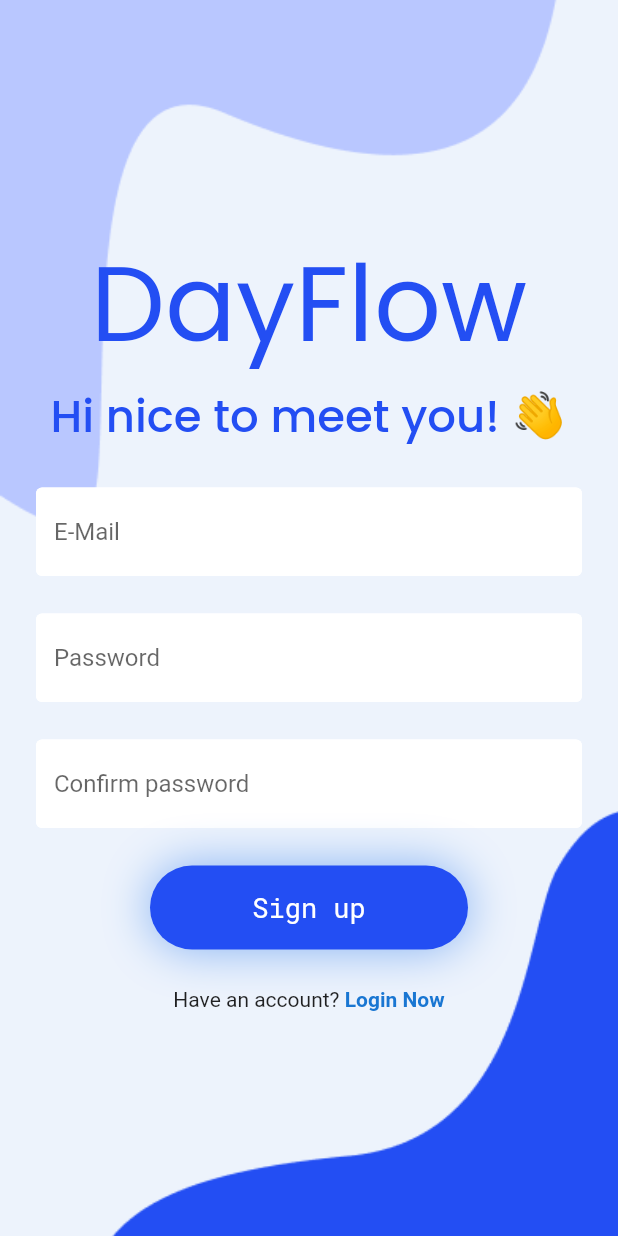
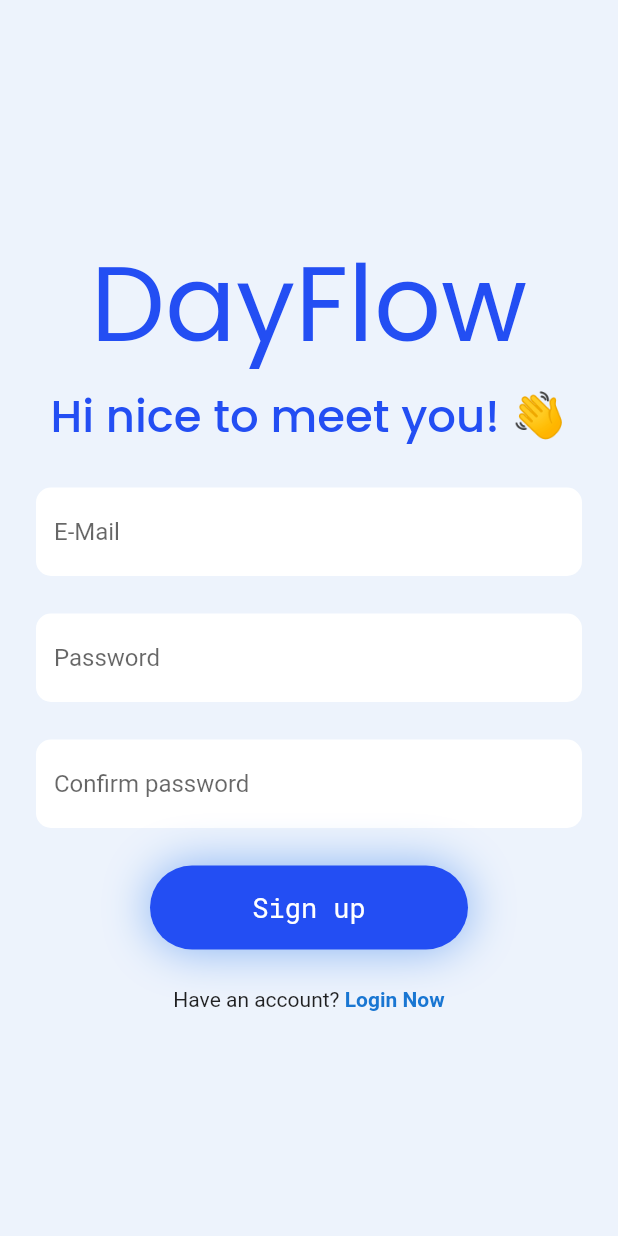
Before and after one commit to MuhammadMannan/DayFlow, a Flutter app: the screen it shows once a user with an empty profile is signed in, after a tap on the "logout" icon, after a tap on "Register Now", on a phone screen of 412 x 824 dp. Run offline on Flutter 3.47's test engine with Material 2 defaults, Android fonts, the phone set to English and light mode, and no system bars; our stand-ins replace firebase_auth, firebase_core, google_fonts; accounts and stored records are empty; network calls fail.

Commit message:
updated icon and reworked ui changes

```diff
--- a/lib/components/my_text_field.dart
+++ b/lib/components/my_text_field.dart
@@ -26,10 +26,12 @@ class MyTextField extends StatelessWidget {
             filled: true,
             hintText: hintText,
             enabledBorder: OutlineInputBorder(
-              borderSide: BorderSide(color: Colors.white),
+              borderSide: BorderSide(color: Colors.transparent),
+              borderRadius: BorderRadius.circular(10),
             ),
             focusedBorder: OutlineInputBorder(
-              borderSide: BorderSide(color: Colors.blue),
+              borderSide: BorderSide(color: Colors.blue.shade100),
+              borderRadius: BorderRadius.circular(10),
             ),
           ),
         ),
--- a/lib/pages/home.dart
+++ b/lib/pages/home.dart
@@ -33,10 +33,12 @@ class HomePage extends StatelessWidget {
     return Scaffold(
       backgroundColor: Color(0xFFEDF3FC),
       appBar: AppBar(
-        title: const Text(
+        title: Text(
           'DayFlow',
-          style: TextStyle(
-            color: Color(0xFF234EF3),
+          style: GoogleFonts.robotoMono(
+            textStyle: TextStyle(
+              color: Color(0xFF234EF3),
+            ),
           ),
         ),
         elevation: 0,
@@ -76,7 +78,7 @@ class HomePage extends StatelessWidget {
                 padding: const EdgeInsets.only(left: 34.0, top: 20),
                 child: Text(
                   'Welcome back!',
-                  style: GoogleFonts.poppins(
+                  style: GoogleFonts.robotoMono(
                       fontSize: 30, fontWeight: FontWeight.w600),
                 ),
               ),
@@ -84,34 +86,24 @@ class HomePage extends StatelessWidget {
               Padding(
                 padding: const EdgeInsets.only(left: 34.0, top: 20),
                 child: Text(
-                  'Your Streak',
-                  style: GoogleFonts.montserrat(
-                      fontSize: 14, fontWeight: FontWeight.w500),
+                  'Your Tasks For Today',
+                  style: GoogleFonts.robotoMono(
+                      fontSize: 20, fontWeight: FontWeight.w600),
                 ),
               ),
-              //streaks will go in here
-              Padding(
-                padding: const EdgeInsets.only(left: 34.0, top: 20),
-                child: Container(
-                  decoration: BoxDecoration(
-                    borderRadius: BorderRadius.circular(10),
-                    color: Colors.white,
-                  ),
-                  child: SizedBox(
-                    width: 300,
-                    height: 100,
-                  ),
-                ),
-              ),
-              //option to create a new entry
+
+              //add tasks here
+
               Padding(
                 padding: const EdgeInsets.only(left: 34.0, top: 20),
                 child: Text(
-                  'Your Days',
-                  style: GoogleFonts.montserrat(
-                      fontSize: 14, fontWeight: FontWeight.w500),
+                  'Previous Entries',
+                  style: GoogleFonts.robotoMono(
+                      fontSize: 20, fontWeight: FontWeight.w600),
                 ),
               ),
+
+              //adding entry
             ],
           ),
         ),
@@ -122,7 +114,6 @@ class HomePage extends StatelessWidget {
             context,
             MaterialPageRoute(builder: (context) => createEntry()),
           );
-          // Handle floating action button tap
         },
         child: Icon(Icons.add),
         backgroundColor: Colors.white,
--- a/lib/pages/register.dart
+++ b/lib/pages/register.dart
@@ -68,15 +68,8 @@ class _registerPageState extends State<registerPage> {
 
   @override
   Widget build(BuildContext context) {
-    return Container(
-      decoration: BoxDecoration(
-        image: DecorationImage(
-          image: AssetImage("assets/Group2.png"),
-          fit: BoxFit.cover,
-        ),
-      ),
-      child: Scaffold(
-        backgroundColor: Colors.transparent,
+    return Scaffold(
+      backgroundColor: Color(0xFFEDF3FC),
       body: SafeArea(
         child: Center(
           child: SingleChildScrollView(
@@ -170,7 +163,6 @@ class _registerPageState extends State<registerPage> {
           ),
         ),
       ),
-      ),
     );
   }
 }
```
Also changed, not shown: 55 other files. Lines whose indentation alone changed are shown as unchanged.
